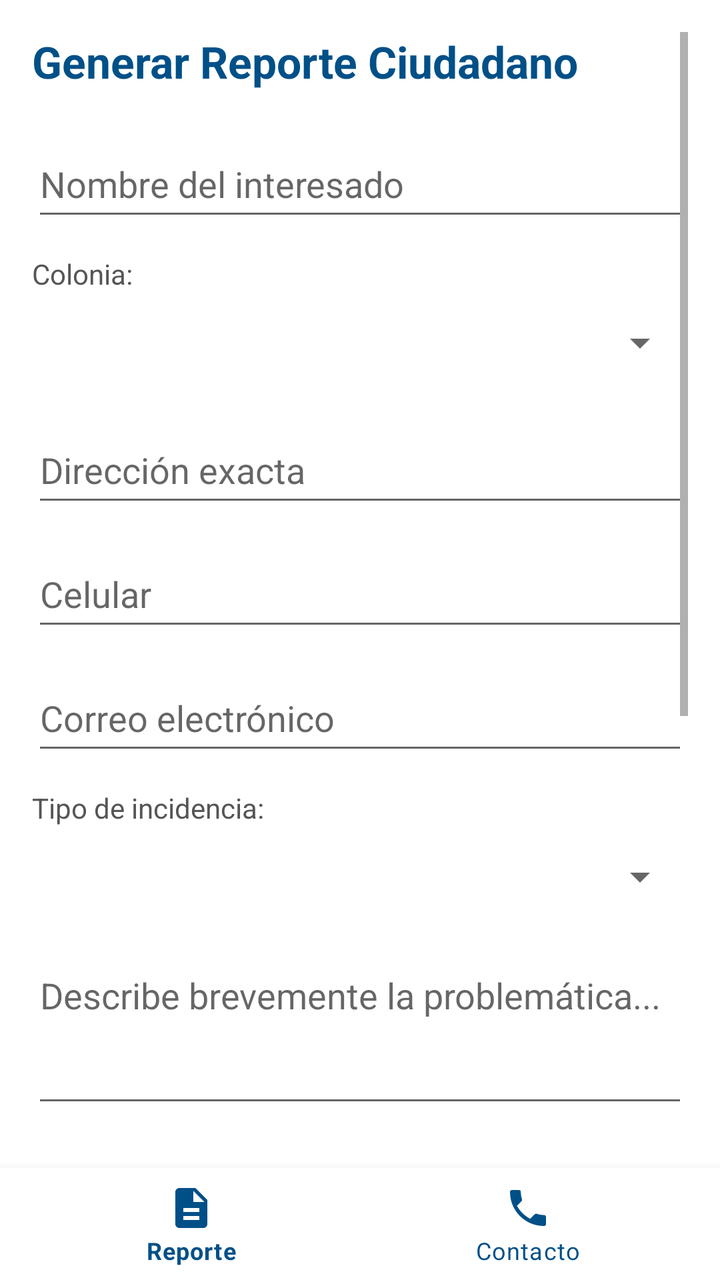
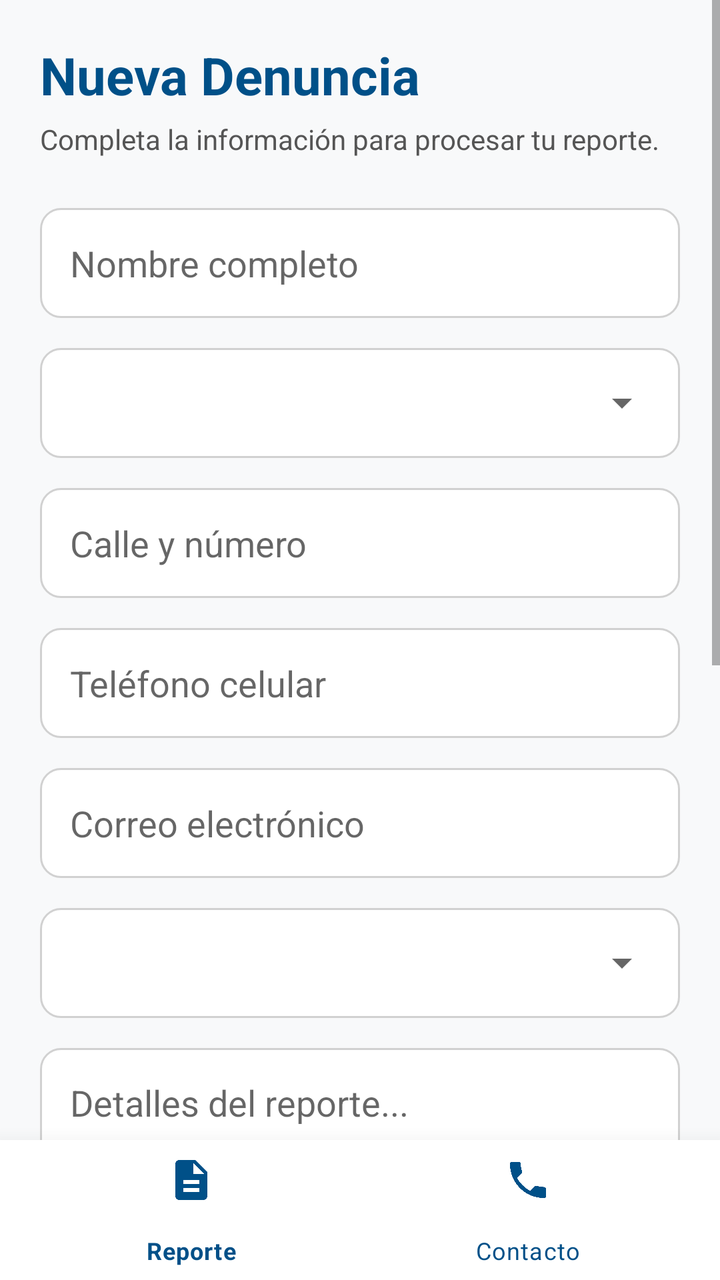

Before-and-after screenshots of an Android layout around one commit, followed by the original layout XML and the change that was made.
<!-- AndroidManifest.xml: application theme Theme.Reporteciudadano -->
<!-- res/layout/activity_main.xml -->
<?xml version="1.0" encoding="utf-8"?>
<RelativeLayout xmlns:android="http://schemas.android.com/apk/res/android"
    xmlns:app="http://schemas.android.com/apk/res-auto"
    android:layout_width="match_parent"
    android:layout_height="match_parent"
    android:background="#FFFFFF">

    <FrameLayout
        android:layout_width="match_parent"
        android:layout_height="match_parent"
        android:layout_above="@id/bottomNavigation">

        <ScrollView
            android:id="@+id/layoutReporte"
            android:layout_width="match_parent"
            android:layout_height="match_parent"
            android:visibility="visible"
            android:padding="16dp">

            <LinearLayout
                android:layout_width="match_parent"
                android:layout_height="wrap_content"
                android:orientation="vertical"
                android:paddingBottom="30dp">

                <TextView
                    android:layout_width="wrap_content"
                    android:layout_height="wrap_content"
                    android:text="Generar Reporte Ciudadano"
                    android:textColor="#005088"
                    android:textSize="22sp"
                    android:textStyle="bold"
                    android:layout_marginBottom="20dp" />

                <EditText
                    android:id="@+id/etNombre"
                    android:layout_width="match_parent"
                    android:layout_height="50dp"
                    android:hint="Nombre del interesado"
                    android:inputType="textPersonName"
                    android:layout_marginBottom="12dp"/>

                <TextView
                    android:layout_width="wrap_content"
                    android:layout_height="wrap_content"
                    android:text="Colonia:"
                    android:textColor="#555555"
                    android:textSize="14sp" />
                <Spinner
                    android:id="@+id/spinnerColonia"
                    android:layout_width="match_parent"
                    android:layout_height="50dp"
                    android:layout_marginBottom="12dp" />

                <EditText
                    android:id="@+id/etDireccion"
                    android:layout_width="match_parent"
                    android:layout_height="50dp"
                    android:hint="Dirección exacta"
                    android:inputType="textPostalAddress"
                    android:layout_marginBottom="12dp"/>

                <EditText
                    android:id="@+id/etCelular"
                    android:layout_width="match_parent"
                    android:layout_height="50dp"
                    android:hint="Celular"
                    android:inputType="phone"
                    android:layout_marginBottom="12dp"/>

                <EditText
                    android:id="@+id/etCorreo"
                    android:layout_width="match_parent"
                    android:layout_height="50dp"
                    android:hint="Correo electrónico"
                    android:inputType="textEmailAddress"
                    android:layout_marginBottom="12dp"/>

                <TextView
                    android:layout_width="wrap_content"
                    android:layout_height="wrap_content"
                    android:text="Tipo de incidencia:"
                    android:textColor="#555555"
                    android:textSize="14sp" />
                <Spinner
                    android:id="@+id/spinnerTipoReporte"
                    android:layout_width="match_parent"
                    android:layout_height="50dp"
                    android:layout_marginBottom="12dp" />

                <EditText
                    android:id="@+id/etDescripcion"
                    android:layout_width="match_parent"
                    android:layout_height="wrap_content"
                    android:hint="Describe brevemente la problemática..."
                    android:inputType="textMultiLine"
                    android:lines="3"
                    android:gravity="top"
                    android:layout_marginBottom="16dp"/>

                <TextView
                    android:layout_width="wrap_content"
                    android:layout_height="wrap_content"
                    android:text="Evidencia Fotográfica:"
                    android:textColor="#555555"
                    android:layout_marginBottom="8dp"/>

                <Button
                    android:id="@+id/btnSeleccionarImagen"
                    android:layout_width="wrap_content"
                    android:layout_height="wrap_content"
                    android:text="Seleccionar Imagen"
                    android:backgroundTint="#005088"
                    android:textColor="#FFFFFF" />

                <ImageView
                    android:id="@+id/ivEvidencia"
                    android:layout_width="match_parent"
                    android:layout_height="180dp"
                    android:layout_marginTop="8dp"
                    android:layout_marginBottom="20dp"
                    android:background="#EEEEEE"
                    android:scaleType="centerInside"
                    android:src="@android:drawable/ic_menu_camera" />

                <Button
                    android:id="@+id/btnEnviarReporte"
                    android:layout_width="match_parent"
                    android:layout_height="55dp"
                    android:text="ENVIAR REPORTE"
                    android:textSize="16sp"
                    android:textStyle="bold"
                    android:backgroundTint="#11caa0"
                    android:textColor="#FFFFFF" />

            </LinearLayout>
        </ScrollView>

        <LinearLayout
            android:id="@+id/layoutContacto"
            android:layout_width="match_parent"
            android:layout_height="match_parent"
            android:orientation="vertical"
            android:padding="20dp"
            android:visibility="gone">

            <TextView
                android:layout_width="match_parent"
                android:layout_height="wrap_content"
                android:text="Directorio de Atención"
                android:textColor="#005088"
                android:textSize="22sp"
                android:textStyle="bold"
                android:layout_marginBottom="30dp"
                android:textAlignment="center"/>

            <TextView
                android:layout_width="match_parent"
                android:layout_height="wrap_content"
                android:text="Dirección"
                android:textSize="18sp"
                android:textStyle="bold" />
            <TextView
                android:layout_width="match_parent"
                android:layout_height="wrap_content"
                android:text="ITSON Campus (Oficinas de Reporte)"
                android:layout_marginBottom="5dp"/>
            <Button
                android:id="@+id/btnMapa"
                android:layout_width="match_parent"
                android:layout_height="wrap_content"
                android:text="Mapa"
                android:backgroundTint="#005088"
                android:textColor="#FFFFFF"
                android:layout_marginBottom="25dp"/>

            <TextView
                android:layout_width="match_parent"
                android:layout_height="wrap_content"
                android:text="Correo"
                android:textSize="18sp"
                android:textStyle="bold" />
            <TextView
                android:layout_width="match_parent"
                android:layout_height="wrap_content"
                android:text="atencion.ciudadana@itson.edu.mx"
                android:layout_marginBottom="5dp"/>
            <Button
                android:id="@+id/btnCorreo"
                android:layout_width="match_parent"
                android:layout_height="wrap_content"
                android:text="Enviar correo"
                android:backgroundTint="#005088"
                android:textColor="#FFFFFF"
                android:layout_marginBottom="25dp"/>

            <TextView
                android:layout_width="match_parent"
                android:layout_height="wrap_content"
                android:text="Teléfono"
                android:textSize="18sp"
                android:textStyle="bold" />
            <TextView
                android:layout_width="match_parent"
                android:layout_height="wrap_content"
                android:text="622 171 1510"
                android:layout_marginBottom="5dp"/>
            <Button
                android:id="@+id/btnLlamar"
                android:layout_width="match_parent"
                android:layout_height="wrap_content"
                android:text="Llamar"
                android:backgroundTint="#005088"
                android:textColor="#FFFFFF" />

        </LinearLayout>

    </FrameLayout>

    <com.google.android.material.bottomnavigation.BottomNavigationView
        android:id="@+id/bottomNavigation"
        android:layout_width="match_parent"
        android:layout_height="wrap_content"
        android:layout_alignParentBottom="true"
        android:background="#FFFFFF"
        app:itemIconTint="#005088"
        app:itemTextColor="#005088"
        app:menu="@menu/bottom_menu" />

</RelativeLayout>
<!-- resources referenced by this layout -->
<resources>
  <style name="Theme.Reporteciudadano" parent="Theme.MaterialComponents.DayNight.DarkActionBar">
          
          <item name="colorPrimary">@color/purple_500</item>
          <item name="colorPrimaryVariant">@color/purple_700</item>
          <item name="colorOnPrimary">@color/white</item>
          
          <item name="colorSecondary">@color/teal_200</item>
          <item name="colorSecondaryVariant">@color/teal_700</item>
          <item name="colorOnSecondary">@color/black</item>
          
          <item name="android:statusBarColor">?attr/colorPrimaryVariant</item>
          
      </style>
  <color name="purple_500">#FF6200EE</color>
  <color name="purple_700">#FF3700B3</color>
  <color name="white">#FFFFFFFF</color>
  <color name="teal_200">#FF03DAC5</color>
  <color name="teal_700">#FF018786</color>
  <color name="black">#FF000000</color>
</resources>

<!-- the commit's change to res/layout/activity_main.xml (unified diff, before → after) -->
@@ -3,7 +3,7 @@
     xmlns:app="http://schemas.android.com/apk/res-auto"
     android:layout_width="match_parent"
     android:layout_height="match_parent"
-    android:background="#FFFFFF">
+    android:background="#F8F9FA">
 
     <FrameLayout
         android:layout_width="match_parent"
@@ -14,125 +14,135 @@
             android:id="@+id/layoutReporte"
             android:layout_width="match_parent"
             android:layout_height="match_parent"
-            android:visibility="visible"
-            android:padding="16dp">
+            android:visibility="visible">
 
             <LinearLayout
                 android:layout_width="match_parent"
                 android:layout_height="wrap_content"
                 android:orientation="vertical"
-                android:paddingBottom="30dp">
+                android:padding="20dp">
 
                 <TextView
                     android:layout_width="wrap_content"
                     android:layout_height="wrap_content"
-                    android:text="Generar Reporte Ciudadano"
-                    android:textColor="#005088"
-                    android:textSize="22sp"
+                    android:text="Nueva Denuncia"
+                    android:textColor="@color/itson_blue"
+                    android:textSize="26sp"
                     android:textStyle="bold"
-                    android:layout_marginBottom="20dp" />
-
-                <EditText
-                    android:id="@+id/etNombre"
-                    android:layout_width="match_parent"
-                    android:layout_height="50dp"
-                    android:hint="Nombre del interesado"
-                    android:inputType="textPersonName"
-                    android:layout_marginBottom="12dp"/>
+                    android:layout_marginBottom="5dp"/>
 
                 <TextView
                     android:layout_width="wrap_content"
                     android:layout_height="wrap_content"
-                    android:text="Colonia:"
-                    android:textColor="#555555"
-                    android:textSize="14sp" />
-                <Spinner
-                    android:id="@+id/spinnerColonia"
-                    android:layout_width="match_parent"
-                    android:layout_height="50dp"
-                    android:layout_marginBottom="12dp" />
+                    android:text="Completa la información para procesar tu reporte."
+                    android:textColor="@color/gray_text"
+                    android:layout_marginBottom="25dp"/>
+
+                <EditText
+                    android:id="@+id/etNombre"
+                    android:layout_width="match_parent"
+                    android:layout_height="55dp"
+                    android:hint="Nombre completo"
+                    android:background="@drawable/edittext_border"
+                    android:paddingHorizontal="15dp"
+                    android:layout_marginBottom="15dp"
+                    android:inputType="textPersonName"/>
+
+                <LinearLayout
+                    android:layout_width="match_parent"
+                    android:layout_height="wrap_content"
+                    android:orientation="vertical"
+                    android:background="@drawable/edittext_border"
+                    android:padding="5dp"
+                    android:layout_marginBottom="15dp">
+                    <Spinner android:id="@+id/spinnerColonia" android:layout_width="match_parent" android:layout_height="45dp" />
+                </LinearLayout>
 
                 <EditText
                     android:id="@+id/etDireccion"
                     android:layout_width="match_parent"
-                    android:layout_height="50dp"
-                    android:hint="Dirección exacta"
-                    android:inputType="textPostalAddress"
-                    android:layout_marginBottom="12dp"/>
+                    android:layout_height="55dp"
+                    android:hint="Calle y número"
+                    android:background="@drawable/edittext_border"
+                    android:paddingHorizontal="15dp"
+                    android:layout_marginBottom="15dp" />
 
                 <EditText
                     android:id="@+id/etCelular"
                     android:layout_width="match_parent"
-                    android:layout_height="50dp"
-                    android:hint="Celular"
-                    android:inputType="phone"
-                    android:layout_marginBottom="12dp"/>
-
+                    android:layout_height="55dp"
+                    android:hint="Teléfono celular"
+                    android:background="@drawable/edittext_border"
+                    android:paddingHorizontal="15dp"
+                    android:layout_marginBottom="15dp"
+                    android:inputType="phone" />
                 <EditText
                     android:id="@+id/etCorreo"
                     android:layout_width="match_parent"
-                    android:layout_height="50dp"
+                    android:layout_height="55dp"
                     android:hint="Correo electrónico"
-                    android:inputType="textEmailAddress"
-                    android:layout_marginBottom="12dp"/>
-
-                <TextView
-                    android:layout_width="wrap_content"
-                    android:layout_height="wrap_content"
-                    android:text="Tipo de incidencia:"
-                    android:textColor="#555555"
-                    android:textSize="14sp" />
-                <Spinner
-                    android:id="@+id/spinnerTipoReporte"
-                    android:layout_width="match_parent"
-                    android:layout_height="50dp"
-                    android:layout_marginBottom="12dp" />
+                    android:background="@drawable/edittext_border"
+                    android:paddingHorizontal="15dp"
+                    android:layout_marginBottom="15dp"
+                    android:inputType="textEmailAddress" />
+
+                <LinearLayout
+                    android:layout_width="match_parent"
+                    android:layout_height="wrap_content"
+                    android:orientation="vertical"
+                    android:background="@drawable/edittext_border"
+                    android:padding="5dp"
+                    android:layout_marginBottom="15dp">
+                    <Spinner android:id="@+id/spinnerTipoReporte" android:layout_width="match_parent" android:layout_height="45dp" />
+                </LinearLayout>
 
                 <EditText
                     android:id="@+id/etDescripcion"
                     android:layout_width="match_parent"
-                    android:layout_height="wrap_content"
-                    android:hint="Describe brevemente la problemática..."
-                    android:inputType="textMultiLine"
-                    android:lines="3"
+                    android:layout_height="100dp"
+                    android:hint="Detalles del reporte..."
+                    android:background="@drawable/edittext_border"
+                    android:padding="15dp"
                     android:gravity="top"
-                    android:layout_marginBottom="16dp"/>
-
-                <TextView
-                    android:layout_width="wrap_content"
-                    android:layout_height="wrap_content"
-                    android:text="Evidencia Fotográfica:"
-                    android:textColor="#555555"
-                    android:layout_marginBottom="8dp"/>
-
-                <Button
-                    android:id="@+id/btnSeleccionarImagen"
-                    android:layout_width="wrap_content"
-                    android:layout_height="wrap_content"
-                    android:text="Seleccionar Imagen"
-                    android:backgroundTint="#005088"
-                    android:textColor="#FFFFFF" />
-
-                <ImageView
-                    android:id="@+id/ivEvidencia"
-                    android:layout_width="match_parent"
-                    android:layout_height="180dp"
-                    android:layout_marginTop="8dp"
                     android:layout_marginBottom="20dp"
-                    android:background="#EEEEEE"
-                    android:scaleType="centerInside"
-                    android:src="@android:drawable/ic_menu_camera" />
+                    android:inputType="textMultiLine" />
+
+                <androidx.cardview.widget.CardView
+                    android:layout_width="match_parent"
+                    android:layout_height="wrap_content"
+                    app:cardCornerRadius="12dp"
+                    app:cardElevation="0dp"
+                    android:layout_marginBottom="25dp">
+                    <LinearLayout
+                        android:layout_width="match_parent"
+                        android:layout_height="wrap_content"
+                        android:orientation="vertical"
+                        android:padding="10dp"
+                        android:background="#F1F1F1">
+                        <Button
+                            android:id="@+id/btnSeleccionarImagen"
+                            android:layout_width="match_parent"
+                            android:layout_height="wrap_content"
+                            android:text="Adjuntar Evidencia"
+                            android:backgroundTint="@color/itson_blue" />
+                        <ImageView
+                            android:id="@+id/ivEvidencia"
+                            android:layout_width="match_parent"
+                            android:layout_height="150dp"
+                            android:scaleType="centerCrop"
+                            android:layout_marginTop="10dp"
+                            android:src="@android:drawable/ic_menu_camera" />
+                    </LinearLayout>
+                </androidx.cardview.widget.CardView>
 
                 <Button
                     android:id="@+id/btnEnviarReporte"
                     android:layout_width="match_parent"
-                    android:layout_height="55dp"
-                    android:text="ENVIAR REPORTE"
-                    android:textSize="16sp"
+                    android:layout_height="60dp"
+                    android:text="ENVIAR REPORTE CIUDADANO"
+                    android:backgroundTint="@color/itson_accent"
                     android:textStyle="bold"
-                    android:backgroundTint="#11caa0"
-                    android:textColor="#FFFFFF" />
-
+                    app:cornerRadius="15dp" />
             </LinearLayout>
         </ScrollView>
 
@@ -147,71 +157,62 @@
             <TextView
                 android:layout_width="match_parent"
                 android:layout_height="wrap_content"
-                android:text="Directorio de Atención"
-                android:textColor="#005088"
-                android:textSize="22sp"
+                android:text="Centro de Atención"
+                android:textColor="@color/itson_blue"
+                android:textSize="26sp"
                 android:textStyle="bold"
                 android:layout_marginBottom="30dp"
                 android:textAlignment="center"/>
 
-            <TextView
-                android:layout_width="match_parent"
-                android:layout_height="wrap_content"
-                android:text="Dirección"
-                android:textSize="18sp"
-                android:textStyle="bold" />
-            <TextView
-                android:layout_width="match_parent"
-                android:layout_height="wrap_content"
-                android:text="ITSON Campus (Oficinas de Reporte)"
-                android:layout_marginBottom="5dp"/>
-            <Button
-                android:id="@+id/btnMapa"
-                android:layout_width="match_parent"
-                android:layout_height="wrap_content"
-                android:text="Mapa"
-                android:backgroundTint="#005088"
-                android:textColor="#FFFFFF"
-                android:layout_marginBottom="25dp"/>
-
-            <TextView
-                android:layout_width="match_parent"
-                android:layout_height="wrap_content"
-                android:text="Correo"
-                android:textSize="18sp"
-                android:textStyle="bold" />
-            <TextView
-                android:layout_width="match_parent"
-                android:layout_height="wrap_content"
-                android:text="atencion.ciudadana@itson.edu.mx"
-                android:layout_marginBottom="5dp"/>
-            <Button
-                android:id="@+id/btnCorreo"
-                android:layout_width="match_parent"
-                android:layout_height="wrap_content"
-                android:text="Enviar correo"
-                android:backgroundTint="#005088"
-                android:textColor="#FFFFFF"
-                android:layout_marginBottom="25dp"/>
-
-            <TextView
-                android:layout_width="match_parent"
-                android:layout_height="wrap_content"
-                android:text="Teléfono"
-                android:textSize="18sp"
-                android:textStyle="bold" />
-            <TextView
-                android:layout_width="match_parent"
-                android:layout_height="wrap_content"
-                android:text="622 171 1510"
-                android:layout_marginBottom="5dp"/>
-            <Button
-                android:id="@+id/btnLlamar"
-                android:layout_width="match_parent"
-                android:layout_height="wrap_content"
-                android:text="Llamar"
-                android:backgroundTint="#005088"
-                android:textColor="#FFFFFF" />
+            <androidx.cardview.widget.CardView
+                android:layout_width="match_parent"
+                android:layout_height="wrap_content"
+                app:cardCornerRadius="15dp"
+                app:cardElevation="4dp"
+                android:layout_marginBottom="20dp">
+                <LinearLayout
+                    android:layout_width="match_parent"
+                    android:layout_height="wrap_content"
+                    android:orientation="vertical"
+                    android:padding="15dp">
+                    <TextView android:layout_width="wrap_content" android:layout_height="wrap_content" android:text="Ubicación" android:textStyle="bold" android:textColor="@color/itson_blue"/>
+                    <TextView android:layout_width="wrap_content" android:layout_height="wrap_content" android:text="Campus ITSON, Unidad Guaymas" android:layout_marginBottom="10dp"/>
+                    <Button android:id="@+id/btnMapa" android:layout_width="match_parent" android:layout_height="wrap_content" android:text="Ver en Google Maps" android:backgroundTint="@color/itson_blue"/>
+                </LinearLayout>
+            </androidx.cardview.widget.CardView>
+
+            <androidx.cardview.widget.CardView
+                android:layout_width="match_parent"
+                android:layout_height="wrap_content"
+                app:cardCornerRadius="15dp"
+                app:cardElevation="4dp"
+                android:layout_marginBottom="20dp">
+                <LinearLayout
+                    android:layout_width="match_parent"
+                    android:layout_height="wrap_content"
+                    android:orientation="vertical"
+                    android:padding="15dp">
+                    <TextView android:layout_width="wrap_content" android:layout_height="wrap_content" android:text="Correo Electrónico" android:textStyle="bold" android:textColor="@color/itson_blue"/>
+                    <TextView android:layout_width="wrap_content" android:layout_height="wrap_content" android:text="atencion@itson.edu.mx" android:layout_marginBottom="10dp"/>
+                    <Button android:id="@+id/btnCorreo" android:layout_width="match_parent" android:layout_height="wrap_content" android:text="Enviar un mensaje" android:backgroundTint="@color/itson_blue"/>
+                </LinearLayout>
+            </androidx.cardview.widget.CardView>
+
+            <androidx.cardview.widget.CardView
+                android:layout_width="match_parent"
+                android:layout_height="wrap_content"
+                app:cardCornerRadius="15dp"
+                app:cardElevation="4dp">
+                <LinearLayout
+                    android:layout_width="match_parent"
+                    android:layout_height="wrap_content"
+                    android:orientation="vertical"
+                    android:padding="15dp">
+                    <TextView android:layout_width="wrap_content" android:layout_height="wrap_content" android:text="Línea Telefónica" android:textStyle="bold" android:textColor="@color/itson_blue"/>
+                    <TextView android:layout_width="wrap_content" android:layout_height="wrap_content" android:text="622 171 1510" android:layout_marginBottom="10dp"/>
+                    <Button android:id="@+id/btnLlamar" android:layout_width="match_parent" android:layout_height="wrap_content" android:text="Llamar ahora" android:backgroundTint="@color/itson_blue"/>
+                </LinearLayout>
+            </androidx.cardview.widget.CardView>
 
         </LinearLayout>
 
@@ -220,11 +221,12 @@
     <com.google.android.material.bottomnavigation.BottomNavigationView
         android:id="@+id/bottomNavigation"
         android:layout_width="match_parent"
-        android:layout_height="wrap_content"
+        android:layout_height="70dp"
         android:layout_alignParentBottom="true"
-        android:background="#FFFFFF"
-        app:itemIconTint="#005088"
-        app:itemTextColor="#005088"
-        app:menu="@menu/bottom_menu" />
+        android:background="@color/white"
+        app:itemIconTint="@color/itson_blue"
+        app:itemTextColor="@color/itson_blue"
+        app:menu="@menu/bottom_menu"
+        app:elevation="16dp"/>
 
 </RelativeLayout>
<!-- resource entries referenced after the edit -->
@@ -1,7 +1,19 @@
 <!-- resources referenced by this layout -->
 <resources>
-  <style name="Theme.Reporteciudadano" parent="Theme.MaterialComponents.DayNight.DarkActionBar">
-          
+  <color name="gray_text">#555555</color>
+  <color name="itson_accent">#11caa0</color>
+  <color name="itson_blue">#005088</color>
+  <color name="white">#FFFFFFFF</color>
+  <!-- drawable edittext_border (drawable) -->
+  <?xml version="1.0" encoding="utf-8"?>
+  <shape xmlns:android="http://schemas.android.com/apk/res/android">
+      <solid android:color="#FFFFFF" />
+      <stroke
+          android:width="1dp"
+          android:color="#D1D1D1" />
+      <corners android:radius="10dp" />
+  </shape>
+  <style name="Theme.Reporteciudadano" parent="Theme.MaterialComponents.DayNight.NoActionBar">        
           <item name="colorPrimary">@color/purple_500</item>
           <item name="colorPrimaryVariant">@color/purple_700</item>
           <item name="colorOnPrimary">@color/white</item>
@@ -15,7 +27,6 @@
       </style>
   <color name="purple_500">#FF6200EE</color>
   <color name="purple_700">#FF3700B3</color>
-  <color name="white">#FFFFFFFF</color>
   <color name="teal_200">#FF03DAC5</color>
   <color name="teal_700">#FF018786</color>
   <color name="black">#FF000000</color>
